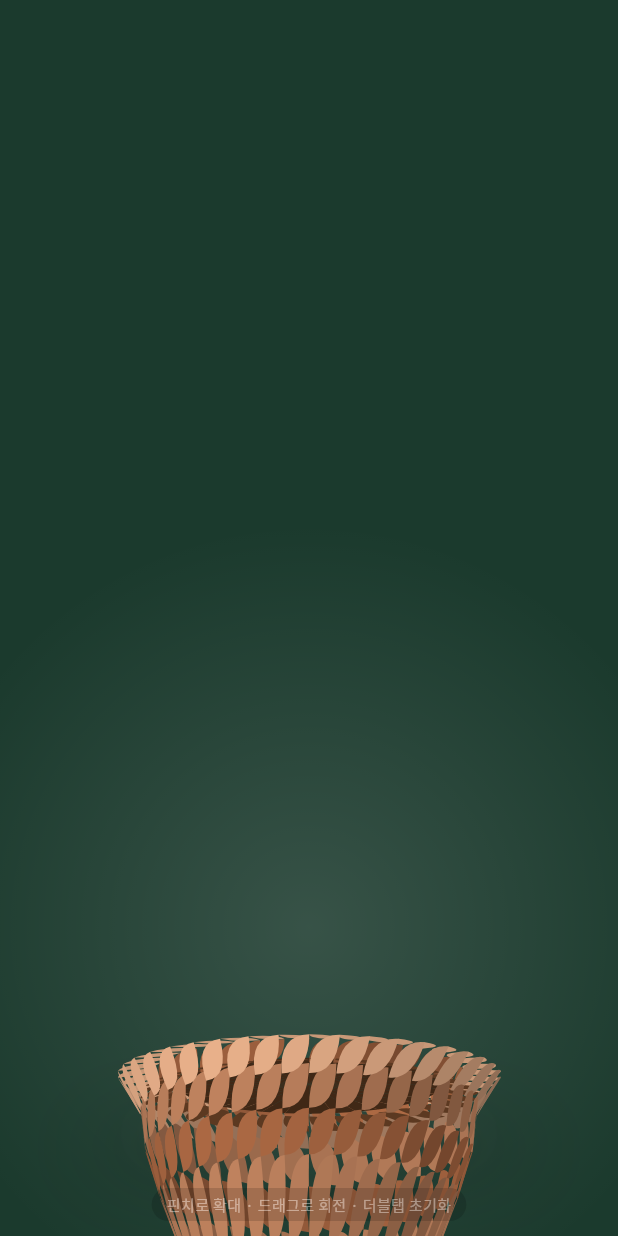
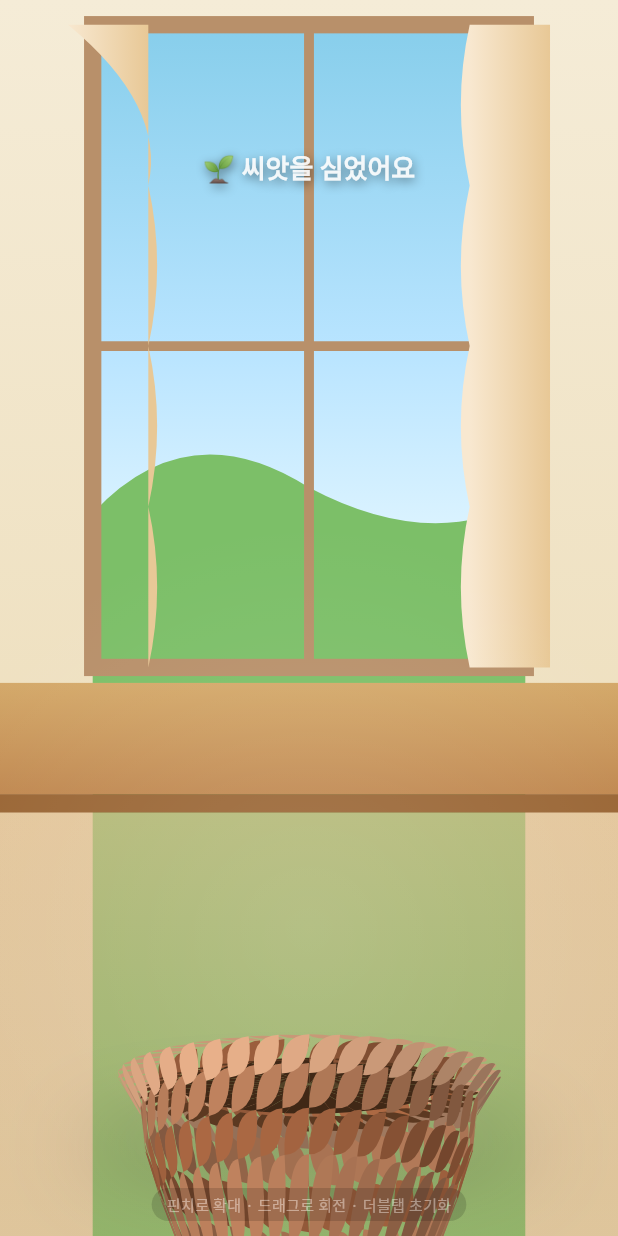
Before and after one commit to knuemeal16486/ABALKYO, a Flutter app: the PlantView widget shown alone on an empty page, opened directly with empty values, on a phone screen of 412 x 824 dp. Run offline on Flutter 3.47's test engine with Material 3 defaults, Android fonts, the phone set to English and light mode, and no system bars; our stand-ins replace flutter_animate, geolocator, google_fonts, google_generative_ai, image_picker, shared_preferences and 1 more; accounts and stored records are empty; network calls fail.

Commit message:
Add 3-stage growth background with milestone overlays
Creates PlantBackground widget that crossfades between three environments
as the plant grows:
  - lv 0–38: indoor windowsill (warm beige wall, wood-framed window,
    curtains, garden view outside, wooden shelf)
  - lv 28–68: garden bed (sky, rolling hills, wood-bordered soil bed,
    wildflowers, grass blades)
  - lv 58–100: open landscape (sky, animated clouds, mountain silhouettes,
    treeline, meadow, winding path, wildflowers)

Milestone text overlays appear at: 파종(lv 0-8), 새싹(lv 8-18),
옮겨심기(lv 28-42), 분갈이(lv 48-62), 정원(lv 60-74).

Sky colors are driven by TimeWeatherTheme.get() (time-of-day aware).
Clouds animate via the existing _windCtrl AnimationController.

https://claude.ai/code/session_01Acx4RbwiaVf7yJYaGnNKXF

```diff
--- /dev/null
+++ b/lib/widgets/plant_background.dart
@@ -0,0 +1,590 @@
+import 'dart:math' as math;
+import 'dart:ui' as ui;
+import 'package:flutter/material.dart';
+import '../utils/time_weather_theme.dart';
+
+// ─────────────────────────────────────────────────────────────────────────────
+// 3단계 배경 (성장 레벨 기반)
+//  lv  0–38  실내 창가 (화분)
+//  lv 28–68  화단 (정원 밭)
+//  lv 58–100 드넓은 들판·정원
+// ─────────────────────────────────────────────────────────────────────────────
+
+class PlantBackground extends StatelessWidget {
+  final int growthLevel;
+  final double windPhase; // 0–1, AnimationController.value
+  const PlantBackground({
+    super.key,
+    required this.growthLevel,
+    required this.windPhase,
+  });
+
+  @override
+  Widget build(BuildContext context) {
+    final sky = TimeWeatherTheme.get();
+    return CustomPaint(
+      painter: _BgPainter(growthLevel, windPhase, sky),
+      size: Size.infinite,
+    );
+  }
+}
+
+// ─── Stage alphas ────────────────────────────────────────────────────────────
+double _a1(int lv) => ((38 - lv) / 12.0).clamp(0.0, 1.0); // indoor
+double _a2(int lv) {
+  final fadeIn  = ((lv - 26) / 12.0).clamp(0.0, 1.0);
+  final fadeOut = ((70 - lv) / 12.0).clamp(0.0, 1.0);
+  return math.min(fadeIn, fadeOut); // garden
+}
+double _a3(int lv) => ((lv - 56) / 14.0).clamp(0.0, 1.0); // landscape
+
+// ─────────────────────────────────────────────────────────────────────────────
+class _BgPainter extends CustomPainter {
+  final int lv;
+  final double wt;  // wind phase
+  final SkyTheme sky;
+  const _BgPainter(this.lv, this.wt, this.sky);
+
+  @override
+  void paint(Canvas c, Size s) {
+    final a1 = _a1(lv);
+    final a2 = _a2(lv);
+    final a3 = _a3(lv);
+
+    if (a3 > 0.01) _drawLandscape(c, s, a3);
+    if (a2 > 0.01) _drawGarden(c, s, a2);
+    if (a1 > 0.01) _drawIndoor(c, s, a1);
+
+    _drawMilestone(c, s);
+  }
+
+  // ── 배경 하늘 그라데이션 ──────────────────────────────────────────────────
+  void _sky(Canvas c, Size s, double alpha) {
+    final stops  = sky.colors;
+    final colors = stops.map((col) => col.withValues(alpha: alpha)).toList();
+    c.drawRect(
+      Rect.fromLTWH(0, 0, s.width, s.height),
+      Paint()
+        ..shader = ui.Gradient.linear(
+          Offset(0, 0),
+          Offset(0, s.height),
+          colors,
+          const [0.0, 0.5, 1.0],
+        ),
+    );
+  }
+
+  // ─────────────────────────────────────────────────────────────────────────
+  // STAGE 1 — 실내 창가
+  // ─────────────────────────────────────────────────────────────────────────
+  void _drawIndoor(Canvas c, Size s, double a) {
+    final w = s.width;
+    final h = s.height;
+
+    // 따뜻한 베이지 벽
+    c.drawRect(
+      Rect.fromLTWH(0, 0, w, h),
+      Paint()
+        ..shader = ui.Gradient.linear(
+          Offset(0, 0), Offset(0, h),
+          [
+            const Color(0xFFF5ECD7).withValues(alpha: a),
+            const Color(0xFFEAD8B0).withValues(alpha: a),
+          ],
+        ),
+    );
+
+    // 창문 (상단 중앙)
+    final wWin   = w * 0.70;
+    final hWin   = h * 0.52;
+    final wLeft  = (w - wWin) / 2;
+    final wTop   = h * 0.02;
+    final winRect = Rect.fromLTWH(wLeft, wTop, wWin, hWin);
+
+    // 창문 하늘 (외부)
+    final skyColors = sky.colors;
+    c.drawRect(
+      winRect,
+      Paint()
+        ..shader = ui.Gradient.linear(
+          Offset(0, wTop), Offset(0, wTop + hWin),
+          [
+            skyColors[0].withValues(alpha: a),
+            skyColors[1].withValues(alpha: a),
+            skyColors[2].withValues(alpha: a),
+          ],
+          const [0.0, 0.5, 1.0],
+        ),
+    );
+
+    // 창문 밖 간단한 풍경 — 지평선 녹색 언덕
+    final horizY = wTop + hWin * 0.70;
+    final hillPath = Path()
+      ..moveTo(wLeft, h)
+      ..lineTo(wLeft, horizY + hWin * 0.06)
+      ..quadraticBezierTo(wLeft + wWin * 0.22, horizY - hWin * 0.10,
+          wLeft + wWin * 0.50, horizY + hWin * 0.02)
+      ..quadraticBezierTo(wLeft + wWin * 0.78, horizY + hWin * 0.12,
+          wLeft + wWin, horizY + hWin * 0.04)
+      ..lineTo(wLeft + wWin, h)
+      ..close();
+    c.drawPath(
+      hillPath,
+      Paint()..color = const Color(0xFF7CBF68).withValues(alpha: a),
+    );
+
+    // 창문 테두리 (목재 느낌)
+    final framePaint = Paint()
+      ..color = const Color(0xFFB8906A).withValues(alpha: a)
+      ..style = PaintingStyle.stroke
+      ..strokeWidth = w * 0.028;
+    c.drawRect(winRect, framePaint);
+
+    // 창문 십자 가로대
+    final crossPaint = Paint()
+      ..color = const Color(0xFFB8906A).withValues(alpha: a)
+      ..strokeWidth = w * 0.016;
+    final midX = wLeft + wWin / 2;
+    final midY = wTop + hWin / 2;
+    c.drawLine(Offset(midX, wTop), Offset(midX, wTop + hWin), crossPaint);
+    c.drawLine(Offset(wLeft, midY), Offset(wLeft + wWin, midY), crossPaint);
+
+    // 커튼 (좌·우)
+    _curtain(c, s, wLeft - w * 0.04, wLeft + w * 0.09, wTop, hWin, a, left: true);
+    _curtain(c, s, wLeft + wWin - w * 0.09, wLeft + wWin + w * 0.04, wTop, hWin, a, left: false);
+
+    // 창틀 아래 선반/테이블
+    final tableTop = wTop + hWin + w * 0.025;
+    final tableH   = h * 0.09;
+    c.drawRect(
+      Rect.fromLTWH(0, tableTop, w, tableH),
+      Paint()
+        ..shader = ui.Gradient.linear(
+          Offset(0, tableTop), Offset(0, tableTop + tableH),
+          [
+            const Color(0xFFD4A96A).withValues(alpha: a),
+            const Color(0xFFC08850).withValues(alpha: a),
+          ],
+        ),
+    );
+    // 테이블 앞면
+    c.drawRect(
+      Rect.fromLTWH(0, tableTop + tableH, w, h * 0.015),
+      Paint()..color = const Color(0xFF9A6635).withValues(alpha: a),
+    );
+
+    // 바닥
+    c.drawRect(
+      Rect.fromLTWH(0, tableTop + tableH + h * 0.015, w, h),
+      Paint()
+        ..shader = ui.Gradient.linear(
+          Offset(0, tableTop + tableH), Offset(0, h),
+          [
+            const Color(0xFFDEB887).withValues(alpha: a * 0.6),
+            const Color(0xFFC49A6C).withValues(alpha: a * 0.3),
+          ],
+        ),
+    );
+  }
+
+  void _curtain(Canvas c, Size s, double x0, double x1, double top, double len,
+      double a, {required bool left}) {
+    final w = x1 - x0;
+    final path = Path()..moveTo(x0, top);
+    // 물결 모양 커튼
+    const waves = 4;
+    for (int i = 0; i < waves; i++) {
+      final t0 = i / waves;
+      final t1 = (i + 1) / waves;
+      final yMid = top + len * (t0 + t1) / 2;
+      final xBulge = left ? x1 + w * 0.22 : x0 - w * 0.22;
+      path.quadraticBezierTo(xBulge, yMid, x0 + (left ? w : 0), top + len * t1);
+    }
+    path..lineTo(x1, top + len)..lineTo(x1, top)..close();
+    c.drawPath(
+      path,
+      Paint()
+        ..shader = ui.Gradient.linear(
+          Offset(x0, top), Offset(x1, top),
+          [
+            const Color(0xFFF8E8D0).withValues(alpha: a),
+            const Color(0xFFE8C896).withValues(alpha: a),
+          ],
+        ),
+    );
+  }
+
+  // ─────────────────────────────────────────────────────────────────────────
+  // STAGE 2 — 화단
+  // ─────────────────────────────────────────────────────────────────────────
+  void _drawGarden(Canvas c, Size s, double a) {
+    final w = s.width;
+    final h = s.height;
+    final groundY = h * 0.72;
+
+    // 하늘
+    _sky(c, s, a);
+
+    // 완만한 언덕
+    final hill = Path()
+      ..moveTo(0, h)
+      ..lineTo(0, groundY + h * 0.04)
+      ..quadraticBezierTo(w * 0.28, groundY - h * 0.08, w * 0.55, groundY + h * 0.02)
+      ..quadraticBezierTo(w * 0.78, groundY + h * 0.09, w, groundY + h * 0.03)
+      ..lineTo(w, h)
+      ..close();
+    c.drawPath(
+      hill,
+      Paint()
+        ..shader = ui.Gradient.linear(
+          Offset(0, groundY), Offset(0, h),
+          [
+            const Color(0xFF6BAF52).withValues(alpha: a),
+            const Color(0xFF4A8A38).withValues(alpha: a),
+          ],
+        ),
+    );
+
+    // 화단 (나무 테두리)
+    final bedTop   = h * 0.75;
+    final bedH     = h * 0.14;
+    final bedPad   = w * 0.06;
+    c.drawRect(
+      Rect.fromLTWH(bedPad, bedTop, w - bedPad * 2, bedH),
+      Paint()
+        ..shader = ui.Gradient.linear(
+          Offset(0, bedTop), Offset(0, bedTop + bedH),
+          [
+            const Color(0xFF5C3A1E).withValues(alpha: a),
+            const Color(0xFF3D2210).withValues(alpha: a),
+          ],
+        ),
+    );
+    // 나무 테두리
+    final borderPaint = Paint()
+      ..color = const Color(0xFF8B5E3C).withValues(alpha: a)
+      ..style = PaintingStyle.stroke
+      ..strokeWidth = h * 0.022;
+    c.drawRect(
+      Rect.fromLTWH(bedPad, bedTop, w - bedPad * 2, bedH),
+      borderPaint,
+    );
+    // 흙
+    c.drawRect(
+      Rect.fromLTWH(bedPad + 3, bedTop + 3, w - bedPad * 2 - 6, bedH - 6),
+      Paint()
+        ..shader = ui.Gradient.linear(
+          Offset(0, bedTop), Offset(0, bedTop + bedH),
+          [
+            const Color(0xFF5E3A18).withValues(alpha: a),
+            const Color(0xFF3A2010).withValues(alpha: a),
+          ],
+        ),
+    );
+
+    // 작은 꽃들 (화단 옆)
+    final rng = math.Random(42);
+    for (int i = 0; i < 8; i++) {
+      final fx = bedPad + (w - bedPad * 2) * (i + 1) / 9.0;
+      _miniFlower(c, Offset(fx, bedTop - h * 0.01), h * 0.06, a, rng);
+    }
+
+    // 풀잎들
+    for (int i = 0; i < 14; i++) {
+      final gx = w * (i + 0.5) / 14.0;
+      final gy = groundY + h * 0.02 + (rng.nextDouble() - 0.5) * h * 0.01;
+      _grass(c, Offset(gx, gy), h * 0.06 * (0.6 + rng.nextDouble() * 0.8),
+          a, rng);
+    }
+  }
+
+  void _miniFlower(Canvas c, Offset pos, double sz, double a, math.Random rng) {
+    final cols = [
+      const Color(0xFFFF6B9D),
+      const Color(0xFFFFD700),
+      const Color(0xFFFF8C42),
+      const Color(0xFFAD49E8),
+      const Color(0xFFFF4444),
+    ];
+    final col = cols[rng.nextInt(cols.length)];
+    // 줄기
+    c.drawLine(
+      pos,
+      pos + Offset(0, sz),
+      Paint()
+        ..color = const Color(0xFF4CAF50).withValues(alpha: a)
+        ..strokeWidth = sz * 0.08,
+    );
+    // 꽃잎
+    for (int p = 0; p < 5; p++) {
+      final ang = p * 2 * math.pi / 5;
+      final tip = pos + Offset(math.cos(ang) * sz * 0.52, math.sin(ang) * sz * 0.52);
+      c.drawOval(
+        Rect.fromCenter(
+          center: Offset((pos.dx + tip.dx) / 2, (pos.dy + tip.dy) / 2),
+          width: sz * 0.36,
+          height: sz * 0.36,
+        ),
+        Paint()..color = col.withValues(alpha: a * 0.9),
+      );
+    }
+    // 꽃심
+    c.drawCircle(pos, sz * 0.18,
+        Paint()..color = const Color(0xFFFFEB3B).withValues(alpha: a));
+  }
+
+  void _grass(Canvas c, Offset base, double h, double a, math.Random rng) {
+    final sway = (rng.nextDouble() - 0.5) * 0.3;
+    final ctrl = base + Offset(h * sway, -h * 0.5);
+    final tip  = base + Offset(h * sway * 2, -h);
+    final path = Path()
+      ..moveTo(base.dx, base.dy)
+      ..quadraticBezierTo(ctrl.dx, ctrl.dy, tip.dx, tip.dy);
+    c.drawPath(
+      path,
+      Paint()
+        ..color = const Color(0xFF66BB6A).withValues(alpha: a * 0.75)
+        ..style = PaintingStyle.stroke
+        ..strokeWidth = h * 0.05
+        ..strokeCap = StrokeCap.round,
+    );
+  }
+
+  // ─────────────────────────────────────────────────────────────────────────
+  // STAGE 3 — 드넓은 들판
+  // ─────────────────────────────────────────────────────────────────────────
+  void _drawLandscape(Canvas c, Size s, double a) {
+    final w = s.width;
+    final h = s.height;
+    final horizY = h * 0.58;
+
+    // 하늘
+    _sky(c, s, a);
+
+    // 구름 (windPhase로 천천히 이동)
+    _clouds(c, s, a);
+
+    // 먼 산 실루엣
+    _mountains(c, w, h, horizY, a);
+
+    // 수목선 (지평선 언덕)
+    _treeline(c, w, horizY, a);
+
+    // 초원 (녹색 경사)
+    final meadow = Path()
+      ..moveTo(0, h)
+      ..lineTo(0, horizY + h * 0.03)
+      ..quadraticBezierTo(w * 0.35, horizY - h * 0.04,
+          w * 0.60, horizY + h * 0.02)
+      ..quadraticBezierTo(w * 0.82, horizY + h * 0.07,
+          w, horizY + h * 0.01)
+      ..lineTo(w, h)
+      ..close();
+    c.drawPath(
+      meadow,
+      Paint()
+        ..shader = ui.Gradient.linear(
+          Offset(0, horizY), Offset(0, h),
+          [
+            const Color(0xFF7DC455).withValues(alpha: a),
+            const Color(0xFF4E9028).withValues(alpha: a),
+            const Color(0xFF3A7020).withValues(alpha: a),
+          ],
+          const [0.0, 0.5, 1.0],
+        ),
+    );
+
+    // 구불구불한 오솔길
+    _path(c, w, h, horizY, a);
+
+    // 들꽃
+    final rng = math.Random(77);
+    for (int i = 0; i < 18; i++) {
+      final fx = w * (i + 0.3) / 18 + (rng.nextDouble() - 0.5) * w * 0.04;
+      final fy = horizY + h * 0.15 + rng.nextDouble() * h * 0.18;
+      _miniFlower(c, Offset(fx, fy), h * 0.05 * (0.5 + rng.nextDouble() * 0.8),
+          a, rng);
+    }
+
+    // 풀잎들
+    for (int i = 0; i < 22; i++) {
+      final gx = w * (i + 0.5) / 22.0;
+      final gy = horizY + h * 0.08 + (rng.nextDouble() - 0.5) * h * 0.02;
+      _grass(c, Offset(gx, gy), h * 0.07 * (0.6 + rng.nextDouble() * 0.9),
+          a, rng);
+    }
+  }
+
+  void _clouds(Canvas c, Size s, double a) {
+    final w = s.width;
+    final h = s.height;
+    // 구름 3개 — windPhase로 좌우 이동 (느리게)
+    final offsets = [
+      Offset(w * 0.15 + w * 0.08 * math.sin(wt * math.pi * 2), h * 0.10),
+      Offset(w * 0.55 + w * 0.06 * math.cos(wt * math.pi * 2 + 1.0), h * 0.07),
+      Offset(w * 0.82 + w * 0.05 * math.sin(wt * math.pi * 2 + 2.0), h * 0.13),
+    ];
+    final scales = [0.9, 1.15, 0.75];
+    for (int i = 0; i < offsets.length; i++) {
+      _cloud(c, offsets[i], w * 0.14 * scales[i], a * 0.82);
+    }
+  }
+
+  void _cloud(Canvas c, Offset center, double r, double a) {
+    final paint = Paint()..color = const Color(0xFFFFFFFF).withValues(alpha: a);
+    c.drawCircle(center, r, paint);
+    c.drawCircle(center + Offset(-r * 0.72, r * 0.1), r * 0.72, paint);
+    c.drawCircle(center + Offset(r * 0.72, r * 0.1), r * 0.72, paint);
+    c.drawCircle(center + Offset(-r * 1.28, r * 0.35), r * 0.52, paint);
+    c.drawCircle(center + Offset(r * 1.28, r * 0.35), r * 0.52, paint);
+  }
+
+  void _mountains(Canvas c, double w, double h, double horizY, double a) {
+    // 뒷 산 (연한 청회색)
+    final back = Path()
+      ..moveTo(0, horizY + h * 0.02)
+      ..lineTo(w * 0.10, horizY - h * 0.20)
+      ..lineTo(w * 0.28, horizY + h * 0.01)
+      ..lineTo(w * 0.42, horizY - h * 0.28)
+      ..lineTo(w * 0.55, horizY - h * 0.06)
+      ..lineTo(w * 0.65, horizY - h * 0.18)
+      ..lineTo(w * 0.80, horizY + h * 0.02)
+      ..lineTo(w * 0.92, horizY - h * 0.14)
+      ..lineTo(w, horizY + h * 0.01)
+      ..lineTo(w, horizY + h * 0.06)
+      ..lineTo(0, horizY + h * 0.06)
+      ..close();
+    c.drawPath(back,
+        Paint()..color = const Color(0xFF90A4AE).withValues(alpha: a * 0.55));
+
+    // 앞 산 (청록)
+    final front = Path()
+      ..moveTo(0, horizY + h * 0.04)
+      ..lineTo(w * 0.18, horizY - h * 0.12)
+      ..lineTo(w * 0.32, horizY + h * 0.02)
+      ..lineTo(w * 0.50, horizY - h * 0.18)
+      ..lineTo(w * 0.68, horizY + h * 0.01)
+      ..lineTo(w * 0.84, horizY - h * 0.09)
+      ..lineTo(w, horizY + h * 0.04)
+      ..close();
+    c.drawPath(
+      front,
+      Paint()
+        ..shader = ui.Gradient.linear(
+          Offset(0, horizY - h * 0.18), Offset(0, horizY + h * 0.04),
+          [
+            const Color(0xFF5B8C5A).withValues(alpha: a * 0.80),
+            const Color(0xFF3D6E3C).withValues(alpha: a * 0.80),
+          ],
+        ),
+    );
+  }
+
+  void _treeline(Canvas c, double w, double horizY, double a) {
+    final rng = math.Random(11);
+    for (int i = 0; i < 18; i++) {
+      final tx  = w * (i + 0.5) / 18.0 + (rng.nextDouble() - 0.5) * w * 0.04;
+      final th  = 0.06 + rng.nextDouble() * 0.06;
+      final top = horizY - w * th;
+      final trunkW = w * 0.008;
+      // 나무 몸통
+      c.drawRect(
+        Rect.fromCenter(center: Offset(tx, horizY), width: trunkW, height: horizY - top),
+        Paint()..color = const Color(0xFF4A2E1A).withValues(alpha: a * 0.7),
+      );
+      // 나무 왕관
+      c.drawCircle(
+        Offset(tx, top + w * th * 0.4),
+        w * th * 0.48,
+        Paint()
+          ..color = Color.lerp(
+            const Color(0xFF2E7D32),
+            const Color(0xFF558B2F),
+            rng.nextDouble(),
+          )!.withValues(alpha: a * 0.80),
+      );
+    }
+  }
+
+  void _path(Canvas c, double w, double h, double horizY, double a) {
+    final path = Path()
+      ..moveTo(w * 0.46, h)
+      ..cubicTo(
+        w * 0.44, h * 0.86,
+        w * 0.50, h * 0.78,
+        w * 0.53, horizY + h * 0.18,
+      )
+      ..cubicTo(
+        w * 0.55, horizY + h * 0.10,
+        w * 0.52, horizY + h * 0.06,
+        w * 0.50, horizY + h * 0.04,
+      );
+    c.drawPath(
+      path,
+      Paint()
+        ..color = const Color(0xFFD4A96A).withValues(alpha: a * 0.45)
+        ..style = PaintingStyle.stroke
+        ..strokeWidth = w * 0.055
+        ..strokeCap = StrokeCap.round,
+    );
+  }
+
+  // ─────────────────────────────────────────────────────────────────────────
+  // 마일스톤 텍스트 오버레이
+  // ─────────────────────────────────────────────────────────────────────────
+  void _drawMilestone(Canvas c, Size s) {
+    String? text;
+    double fadeA = 0;
+
+    if (lv <= 8) {
+      text = '🌱 씨앗을 심었어요';
+      fadeA = (1 - lv / 8.0).clamp(0.0, 1.0) * 0.9;
+    } else if (lv <= 18) {
+      text = '🌿 새싹이 돋아나고 있어요';
+      final t = ((lv - 8) / 10.0).clamp(0.0, 1.0);
+      fadeA = (t < 0.5 ? t * 2 : (1 - t) * 2).clamp(0.0, 1.0) * 0.9;
+    } else if (lv >= 28 && lv <= 42) {
+      text = '🏡 화단으로 옮겨 심었어요';
+      final t = ((lv - 28) / 14.0).clamp(0.0, 1.0);
+      fadeA = (t < 0.5 ? t * 2 : (1 - t) * 2).clamp(0.0, 1.0) * 0.9;
+    } else if (lv >= 48 && lv <= 62) {
+      text = '🪴 분갈이를 해줬어요';
+      final t = ((lv - 48) / 14.0).clamp(0.0, 1.0);
+      fadeA = (t < 0.5 ? t * 2 : (1 - t) * 2).clamp(0.0, 1.0) * 0.9;
+    } else if (lv >= 60 && lv <= 74) {
+      text = '🌳 드넓은 정원으로 이사했어요';
+      final t = ((lv - 60) / 14.0).clamp(0.0, 1.0);
+      fadeA = (t < 0.5 ? t * 2 : (1 - t) * 2).clamp(0.0, 1.0) * 0.9;
+    }
+
+    if (text == null || fadeA < 0.02) return;
+
+    final tp = TextPainter(
+      text: TextSpan(
+        text: text,
+        style: TextStyle(
+          fontSize: s.width * 0.042,
+          fontWeight: FontWeight.w600,
+          color: Colors.white.withValues(alpha: fadeA),
+          shadows: [
+            Shadow(
+              blurRadius: 8,
+              color: Colors.black.withValues(alpha: fadeA * 0.55),
+              offset: const Offset(1, 2),
+            ),
+          ],
+        ),
+      ),
+      textDirection: TextDirection.ltr,
+    )..layout(maxWidth: s.width * 0.85);
+
+    tp.paint(
+      c,
+      Offset((s.width - tp.width) / 2, s.height * 0.12),
+    );
+  }
+
+  @override
+  bool shouldRepaint(_BgPainter o) =>
+      o.lv != lv || o.wt != wt;
+}
--- a/lib/widgets/plant_view.dart
+++ b/lib/widgets/plant_view.dart
@@ -5,6 +5,7 @@ import '../models/app_models.dart';
 import 'creature_overlay.dart';
 import 'plant3d/engine.dart';
 import 'plant3d/plant_builder.dart';
+import 'plant_background.dart';
 
 /// 식물 3D 뷰어
 ///  · 핀치 줌 (0.5× ~ 3.0×) — 두 손가락 벌리기/오므리기
@@ -110,6 +111,14 @@ class _PlantViewState extends State<PlantView> with TickerProviderStateMixin {
       child: Stack(
         fit: StackFit.expand,
         children: [
+          // 성장 단계별 배경
+          AnimatedBuilder(
+            animation: _windCtrl,
+            builder: (_, _) => PlantBackground(
+              growthLevel: widget.growthLevel,
+              windPhase: _windCtrl.value,
+            ),
+          ),
           GestureDetector(
             behavior: HitTestBehavior.opaque,
             onScaleStart: (_) => _zoomBase = _zoom,
```
